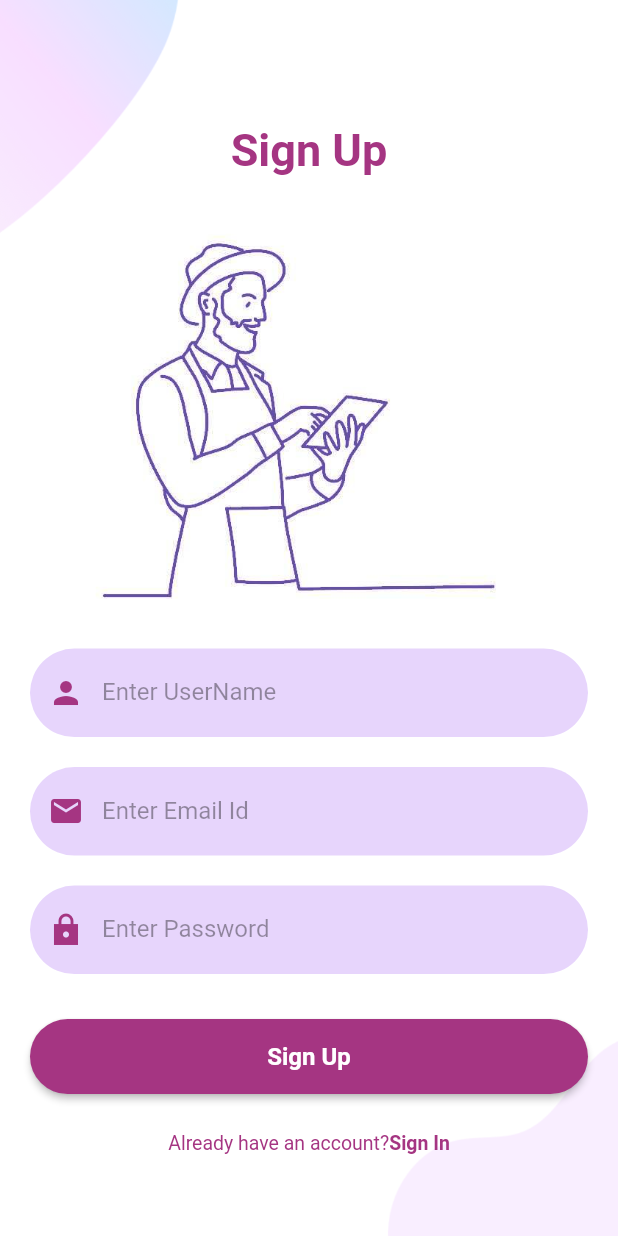
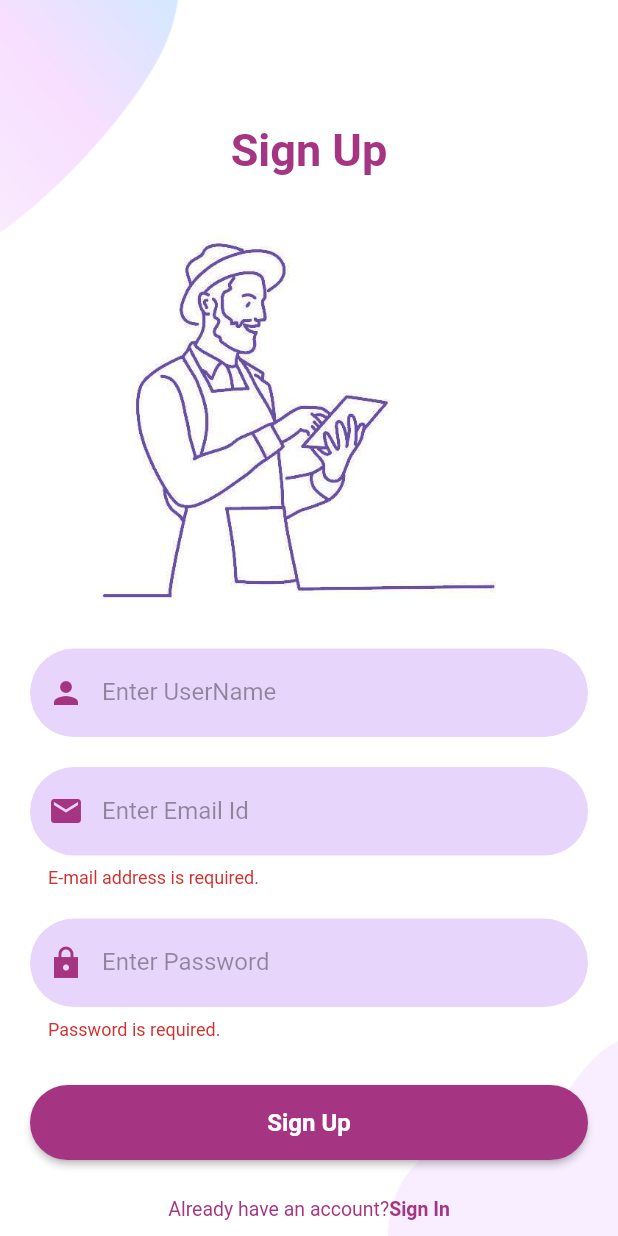
Before and after one commit to cepdnaclk/e18-co227-Poultry-Feed-Efficiency-Tracking-System, a Flutter app: the SignUpScreen screen opened directly, after a tap on "Sign Up", on a phone screen of 412 x 824 dp. Run offline on Flutter 3.47's test engine with Material 2 defaults, Android fonts, the phone set to English and light mode, and no system bars; our stand-ins replace cloud_firestore, firebase_auth, firebase_core, fluttertoast, get; accounts and stored records are empty.

```diff
--- a/lib/screens/farmReg_screen.dart
+++ b/lib/screens/farmReg_screen.dart
@@ -59,12 +59,12 @@ class _FarmRegScreenState extends State<FarmRegScreen> {
                     height: 50,
                   ),
                   reusableTextField("Enter Farm Name", Icons.house, false,
-                      _farmNameController),
+                      _farmNameController, null),
                   const SizedBox(
                     height: 20,
                   ),
                   reusableTextField("Enter Farm location", Icons.location_on,
-                      false, _locationController),
+                      false, _locationController, null),
                   const SizedBox(
                     height: 20,
                   ),
--- a/lib/screens/reusable.dart
+++ b/lib/screens/reusable.dart
@@ -17,10 +17,11 @@ Image logoWidget(String imageName) {
   );
 }
 
-TextField reusableTextField(String text, IconData icon, bool isPasswordType,
-    TextEditingController controller) {
-  return TextField(
+TextFormField reusableTextField(String text, IconData icon, bool isPasswordType,
+    TextEditingController controller, validator) {
+  return TextFormField(
     controller: controller,
+    validator: validator,
     obscureText: isPasswordType,
     enableSuggestions: !isPasswordType,
     autocorrect: !isPasswordType,
--- a/lib/screens/signin_screen.dart
+++ b/lib/screens/signin_screen.dart
@@ -4,6 +4,7 @@ import 'package:get/get.dart';
 import 'package:home_login/screens/home_screen.dart';
 import 'package:home_login/screens/reusable.dart';
 import 'package:home_login/screens/signup_screen.dart';
+import 'package:fluttertoast/fluttertoast.dart';
 
 class SignInScreen extends StatefulWidget {
   const SignInScreen({Key? key}) : super(key: key);
@@ -13,14 +14,15 @@ class SignInScreen extends StatefulWidget {
 }
 
 class _SignInScreenState extends State<SignInScreen> {
-  //GlobalKey<FormState> formKey = GlobalKey<FormState>();
-  //late String _username,_password;
+  final GlobalKey<FormState> _key = GlobalKey<FormState>();
+  String errorMessage = '';
 
   final TextEditingController _passwordTextController = TextEditingController();
   final TextEditingController _emailTextController = TextEditingController();
   @override
   Widget build(BuildContext context) {
     return Form(
+      key: _key,
       child: Scaffold(
         //key: formKey,
         body: Container(
@@ -35,16 +37,15 @@ class _SignInScreenState extends State<SignInScreen> {
             child: Padding(
               padding: EdgeInsets.fromLTRB(
                   20,
-                  MediaQuery.of(context).size.height * 0.1,
+                  MediaQuery.of(context).size.height * 0.05,
                   20,
-                  MediaQuery.of(context).size.height * 0.1),
+                  MediaQuery.of(context).size.height * 0.5),
               child: Column(
                 children: <Widget>[
                   language(context, () {}),
-                  SizedBox(),
                   Text(
                     "singin".tr,
-                    style: TextStyle(
+                    style: const TextStyle(
                         fontWeight: FontWeight.bold,
                         fontSize: 30,
                         color: Color.fromARGB(255, 165, 53, 130)),
@@ -60,29 +61,53 @@ class _SignInScreenState extends State<SignInScreen> {
                   const SizedBox(
                     height: 50,
                   ),
-                  reusableTextField("enterUsername".tr, Icons.person_sharp,
-                      false, _emailTextController),
+                  reusableTextField("enteremail".tr, Icons.person_sharp, false,
+                      _emailTextController, validateEmail),
                   const SizedBox(
                     height: 20,
                   ),
                   reusableTextField("enterPassword".tr, Icons.lock_sharp, true,
-                      _passwordTextController),
+                      _passwordTextController, validatePasswordSignIn),
                   const SizedBox(
                     height: 20,
                   ),
-                  firebaseUIButton(context, "singin".tr, () {
-                    FirebaseAuth.instance
+                  firebaseUIButton(context, "singin".tr, () async {
+                    if (_key.currentState!.validate()) {
+                      try {
+                        await FirebaseAuth.instance
                             .signInWithEmailAndPassword(
                           email: _emailTextController.text,
-                            password: _passwordTextController.text)
+                          password: _passwordTextController.text,
+                        )
                             .then((value) {
+                          Fluttertoast.showToast(
+                              msg: 'Signed In',
+                              toastLength: Toast.LENGTH_SHORT,
+                              gravity: ToastGravity.BOTTOM,
+                              timeInSecForIosWeb: 1,
+                              backgroundColor:
+                                  const Color.fromARGB(255, 253, 180, 233),
+                              textColor: Colors.black);
+
                           Navigator.push(
                               context,
                               MaterialPageRoute(
                                   builder: (context) => const HomeScreen()));
-                    }).onError((error, stackTrace) {
-                      //print("Error ${error.toString()}");
                         });
+                        errorMessage = '';
+                      } on FirebaseAuthException catch (error) {
+                        errorMessage = error.message!;
+                        Fluttertoast.showToast(
+                            msg: errorMessage,
+                            toastLength: Toast.LENGTH_SHORT,
+                            gravity: ToastGravity.CENTER,
+                            timeInSecForIosWeb: 1,
+                            backgroundColor:
+                                const Color.fromARGB(255, 253, 180, 233),
+                            textColor: Colors.black);
+                      }
+                      setState(() {});
+                    }
                   }),
                   const SizedBox(
                     height: 5,
@@ -113,7 +138,7 @@ class _SignInScreenState extends State<SignInScreen> {
           },
           child: Text(
             "signup".tr,
-            style: TextStyle(
+            style: const TextStyle(
                 color: Color.fromARGB(255, 165, 53, 130),
                 fontWeight: FontWeight.bold),
           ),
@@ -130,8 +155,8 @@ Container language(BuildContext context, Function onTap) {
     margin: const EdgeInsets.fromLTRB(0, 10, 0, 20),
     decoration: BoxDecoration(borderRadius: BorderRadius.circular(30.0)),
     child: IconButton(
-      icon: Icon(Icons.language),
-      color: Color.fromARGB(255, 165, 53, 130),
+      icon: const Icon(Icons.language),
+      color: const Color.fromARGB(255, 165, 53, 130),
       alignment: Alignment.topRight,
       onPressed: () {
         builddialog(context);
@@ -151,7 +176,7 @@ void builddialog(BuildContext context) {
       context: context,
       builder: (builder) {
         return AlertDialog(
-          title: Text("Choose a Language"),
+          title: const Text("Choose a Language"),
           content: Container(
             width: double.maxFinite,
             child: ListView.separated(
@@ -182,3 +207,40 @@ void updateLanguage(Locale locale) {
   Get.back();
   Get.updateLocale(locale);
 }
+
+String? validateEmail(String? formEmail) {
+  if (formEmail == null || formEmail.isEmpty) {
+    return 'E-mail address is required.';
+  }
+
+  String pattern = r'\w+@\w+\.\w+';
+  RegExp regex = RegExp(pattern);
+  if (!regex.hasMatch(formEmail)) return 'Invalid E-mail Address format.';
+
+  return null;
+}
+
+String? validatePassword(String? formPassword) {
+  if (formPassword == null || formPassword.isEmpty) {
+    return 'Password is required.';
+  }
+
+  String pattern =
+      r'^(?=.*?[A-Z])(?=.*?[a-z])(?=.*?[0-9])(?=.*?[!@#\$&*~]).{8,}$';
+  RegExp regex = RegExp(pattern);
+  if (!regex.hasMatch(formPassword))
+    return '''
+      Password must be at least 8 characters,
+      include an uppercase letter, number and symbol.
+      ''';
+
+  return null;
+}
+
+String? validatePasswordSignIn(String? formPassword) {
+  if (formPassword == null || formPassword.isEmpty) {
+    return 'Password is required.';
+  }
+
+  return null;
+}
--- a/lib/screens/signup_screen.dart
+++ b/lib/screens/signup_screen.dart
@@ -4,6 +4,7 @@ import 'package:get/get.dart';
 import 'package:home_login/screens/home_screen.dart';
 import 'package:home_login/screens/reusable.dart';
 import 'package:home_login/screens/signin_screen.dart';
+import 'package:fluttertoast/fluttertoast.dart';
 
 class SignUpScreen extends StatefulWidget {
   const SignUpScreen({Key? key}) : super(key: key);
@@ -13,16 +14,21 @@ class SignUpScreen extends StatefulWidget {
 }
 
 class _SignUpScreenState extends State<SignUpScreen> {
+  final GlobalKey<FormState> _key2 = GlobalKey<FormState>();
+  String errorMessage = '';
+
   TextEditingController _passwordTextController = TextEditingController();
   TextEditingController _emailTextController = TextEditingController();
   TextEditingController _userNameTextController = TextEditingController();
   @override
   Widget build(BuildContext context) {
-    return Scaffold(
+    return Form(
+      key: _key2,
+      child: Scaffold(
         body: Container(
           height: double.infinity,
           width: double.infinity,
-        decoration: BoxDecoration(
+          decoration: const BoxDecoration(
             image: DecorationImage(
                 image: AssetImage("assets/images/background.png"),
                 fit: BoxFit.cover),
@@ -38,43 +44,68 @@ class _SignUpScreenState extends State<SignUpScreen> {
                 children: <Widget>[
                   Text(
                     "signup".tr,
-                  style: TextStyle(
+                    style: const TextStyle(
                         fontWeight: FontWeight.bold,
                         fontSize: 30,
                         color: Color.fromARGB(255, 165, 53, 130)),
                   ),
                   SizedBox(height: 15),
                   logoWidget("assets/icons/signup.jpg"),
-                SizedBox(
+                  const SizedBox(
                     height: 0,
                   ),
-                reusableTextField("enterUsername".tr, Icons.person_sharp, false,
-                    _userNameTextController),
-                SizedBox(
+                  reusableTextField("enterUsername".tr, Icons.person_sharp,
+                      false, _userNameTextController, null),
+                  const SizedBox(
                     height: 20,
                   ),
-                reusableTextField(
-                    "enteremail".tr, Icons.email, false, _emailTextController),
-                SizedBox(
+                  reusableTextField("enteremail".tr, Icons.email, false,
+                      _emailTextController, validateEmail),
+                  const SizedBox(
                     height: 20,
                   ),
                   reusableTextField("enterPassword".tr, Icons.lock_sharp, true,
-                    _passwordTextController),
-                SizedBox(
+                      _passwordTextController, validatePassword),
+                  const SizedBox(
                     height: 20,
                   ),
-                firebaseUIButton(context, "signup".tr, () {
-                  FirebaseAuth.instance
+                  firebaseUIButton(context, "signup".tr, () async {
+                    if (_key2.currentState!.validate()) {
+                      try {
+                        await FirebaseAuth.instance
                             .createUserWithEmailAndPassword(
                           email: _emailTextController.text,
-                          password: _passwordTextController.text)
+                          password: _passwordTextController.text,
+                        )
                             .then((value) {
-                    print("Created New Account");
-                    Navigator.push(context,
-                        MaterialPageRoute(builder: (context) => HomeScreen()));
-                  }).onError((error, stackTrace) {
-                    print("Error ${error.toString()}");
+                          Fluttertoast.showToast(
+                              msg: 'User Account Created!',
+                              toastLength: Toast.LENGTH_SHORT,
+                              gravity: ToastGravity.BOTTOM,
+                              timeInSecForIosWeb: 1,
+                              backgroundColor:
+                                  const Color.fromARGB(255, 253, 180, 233),
+                              textColor: Colors.white);
+
+                          Navigator.push(
+                              context,
+                              MaterialPageRoute(
+                                  builder: (context) => const HomeScreen()));
                         });
+                        errorMessage = '';
+                      } on FirebaseAuthException catch (error) {
+                        errorMessage = error.message!;
+                        Fluttertoast.showToast(
+                            msg: errorMessage,
+                            toastLength: Toast.LENGTH_SHORT,
+                            gravity: ToastGravity.CENTER,
+                            timeInSecForIosWeb: 1,
+                            backgroundColor:
+                                const Color.fromARGB(255, 253, 180, 233),
+                            textColor: Colors.black);
+                      }
+                      setState(() {});
+                    }
                   }),
                   SizedBox(
                     height: 5,
@@ -84,6 +115,7 @@ class _SignUpScreenState extends State<SignUpScreen> {
                     height: 300,
                   ),
                 ],
+              ),
             ),
           ),
         ),
--- a/pubspec.yaml
+++ b/pubspec.yaml
@@ -37,6 +37,8 @@ dependencies:
   firebase_core: ^1.17.1
   firebase_auth: ^3.3.19
   cloud_firestore: ^3.1.17
+  fluttertoast: ^8.0.9
+  sizer: ^2.0.13
 
 dev_dependencies:
   flutter_test:
```
Also changed, not shown: pubspec.lock. Lines whose indentation alone changed are shown as unchanged.
